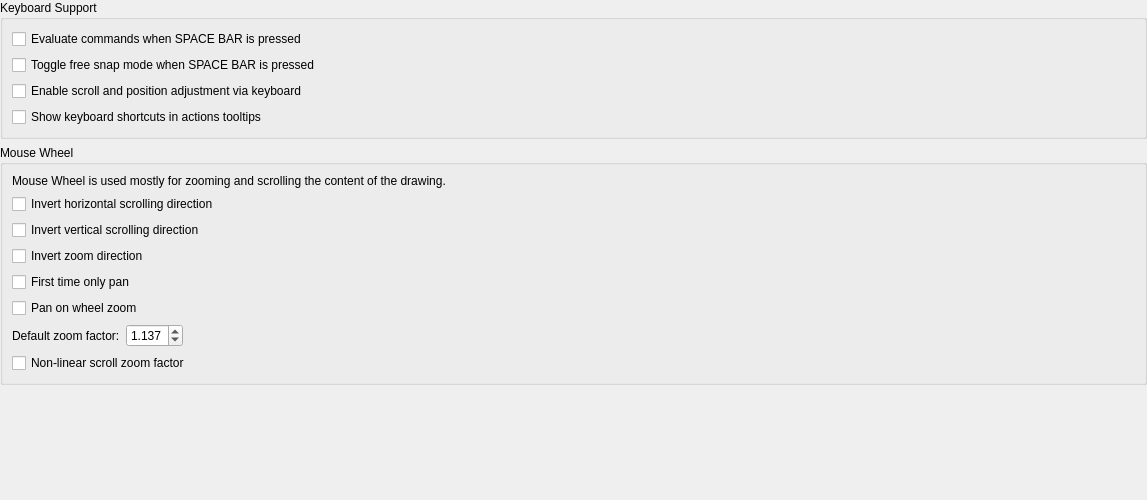
This is librecad/src/ui/dialogs/settings/options_drafting/pages/lc_settings_page_drafting_behavior_keyboard_and_mouse.ui in sand1024/LibreCAD as Qt 5 draws it before an edit. The edited form follows.
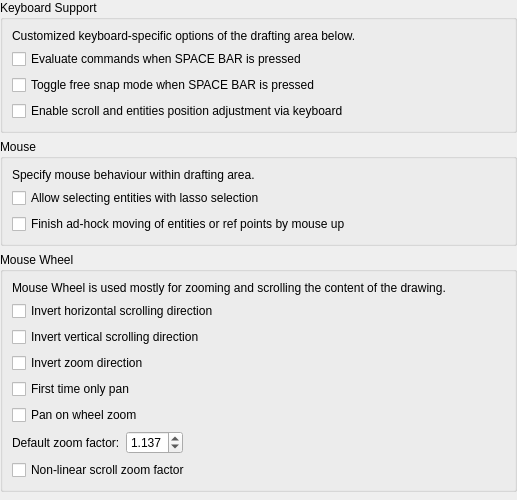
This is the edited form.

Commit message: generic setting and drawfting settings dialogs cleanup

```diff
--- a/librecad/src/ui/dialogs/settings/options_drafting/pages/lc_settings_page_drafting_behavior_keyboard_and_mouse.ui
+++ b/librecad/src/ui/dialogs/settings/options_drafting/pages/lc_settings_page_drafting_behavior_keyboard_and_mouse.ui
@@ -6,7 +6,7 @@
    <rect>
     <x>0</x>
     <y>0</y>
-    <width>1147</width>
+    <width>517</width>
     <height>500</height>
    </rect>
   </property>
@@ -30,26 +30,6 @@
      </property>
      <layout class="QGridLayout" name="gridLayout">
       <item row="2" column="0">
-       <widget class="QCheckBox" name="cbEnableKeyboardZoomAdjust">
-        <property name="sizePolicy">
-         <sizepolicy hsizetype="Preferred" vsizetype="Preferred">
-          <horstretch>0</horstretch>
-          <verstretch>0</verstretch>
-         </sizepolicy>
-        </property>
-        <property name="toolTip">
-         <string>Zoom And Scroll By Keyboard
-
-If enabled, it is possible to do with keys - zooming via +/-, 
-scrolling via arrow keys, moving selected entities position 
-via arrow keys and SHIFT/CTRL modifiers.</string>
-        </property>
-        <property name="text">
-         <string>Enable scroll and position adjustment via keyboard</string>
-        </property>
-       </widget>
-      </item>
-      <item row="1" column="0">
        <widget class="QCheckBox" name="cbToggleFreeSnapOnSpace">
         <property name="sizePolicy">
          <sizepolicy hsizetype="Preferred" vsizetype="Preferred">
@@ -68,7 +48,40 @@
         </property>
        </widget>
       </item>
-      <item row="0" column="0">
+      <item row="1" column="1">
+       <spacer name="horizontalSpacer">
+        <property name="orientation">
+         <enum>Qt::Orientation::Horizontal</enum>
+        </property>
+        <property name="sizeHint" stdset="0">
+         <size>
+          <width>0</width>
+          <height>0</height>
+         </size>
+        </property>
+       </spacer>
+      </item>
+      <item row="3" column="0">
+       <widget class="QCheckBox" name="cbEnableKeyboardZoomAdjust">
+        <property name="sizePolicy">
+         <sizepolicy hsizetype="Preferred" vsizetype="Preferred">
+          <horstretch>0</horstretch>
+          <verstretch>0</verstretch>
+         </sizepolicy>
+        </property>
+        <property name="toolTip">
+         <string>Zoom And Scroll By Keyboard
+
+If enabled, it is possible to do with keys - zooming via +/-, 
+scrolling via arrow keys, moving selected entities position 
+via arrow keys and SHIFT/CTRL modifiers.</string>
+        </property>
+        <property name="text">
+         <string>Enable scroll and entities position adjustment via keyboard</string>
+        </property>
+       </widget>
+      </item>
+      <item row="1" column="0">
        <widget class="QCheckBox" name="cbEvaluateOnSpace">
         <property name="sizePolicy">
          <sizepolicy hsizetype="Preferred" vsizetype="Preferred">
@@ -87,21 +100,66 @@
         </property>
        </widget>
       </item>
-      <item row="0" column="1">
-       <spacer name="horizontalSpacer">
+      <item row="0" column="0" colspan="2">
+       <widget class="QLabel" name="label_3">
+        <property name="text">
+         <string>Customized keyboard-specific options of the drafting area below. </string>
+        </property>
+       </widget>
+      </item>
+     </layout>
+    </widget>
+   </item>
+   <item>
+    <widget class="QGroupBox" name="groupBox_2">
+     <property name="title">
+      <string>Mouse</string>
+     </property>
+     <layout class="QGridLayout" name="gridLayout_3">
+      <item row="0" column="0" colspan="2">
+       <widget class="QLabel" name="label">
+        <property name="text">
+         <string>Specify mouse behaviour within drafting area.</string>
+        </property>
+       </widget>
+      </item>
+      <item row="2" column="1">
+       <spacer name="horizontalSpacer_3">
         <property name="orientation">
          <enum>Qt::Orientation::Horizontal</enum>
         </property>
         <property name="sizeHint" stdset="0">
          <size>
-          <width>0</width>
-          <height>0</height>
+          <width>40</width>
+          <height>20</height>
          </size>
         </property>
        </spacer>
       </item>
+      <item row="2" column="0">
+       <widget class="QCheckBox" name="cbAllowLassoSelection">
+        <property name="sizePolicy">
+         <sizepolicy hsizetype="Preferred" vsizetype="Preferred">
+          <horstretch>0</horstretch>
+          <verstretch>0</verstretch>
+         </sizepolicy>
+        </property>
+        <property name="toolTip">
+         <string>Selecting Entities
+
+If selected, selecting objects via lasso is enabled. In this case, 
+click by mouse starts box selection, and mouse move with pressed 
+left mouse button will do lasso selection. 
+If not selected, classical selection mode (selection box when moving 
+mouse with pressed left mouse button) is used.</string>
+        </property>
+        <property name="text">
+         <string>Allow selecting entities with lasso selection</string>
+        </property>
+       </widget>
+      </item>
       <item row="3" column="0">
-       <widget class="QCheckBox" name="cbShowKeyboardShortcutsInToolTips">
+       <widget class="QCheckBox" name="cbFinishMovingByMouseUp">
         <property name="sizePolicy">
          <sizepolicy hsizetype="Preferred" vsizetype="Preferred">
           <horstretch>0</horstretch>
@@ -115,7 +173,7 @@
 will be shown in tooltip for action.</string>
         </property>
         <property name="text">
-         <string>Show keyboard shortcuts in actions tooltips</string>
+         <string>Finish ad-hock moving of entities or ref points by mouse up</string>
         </property>
        </widget>
       </item>
```
Left out of the diff: 20 changed lines with no effect on the pictures. The commit also changes 40 other files.
